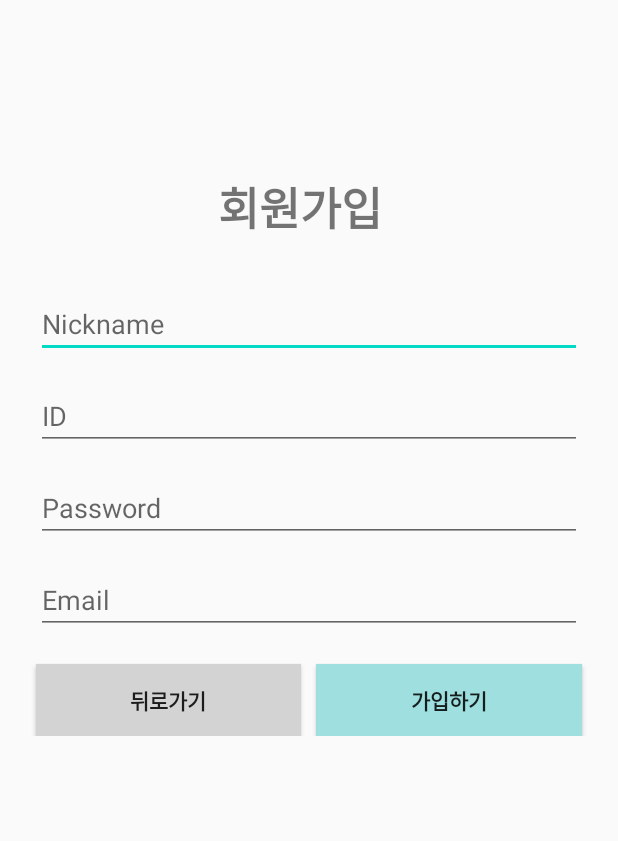
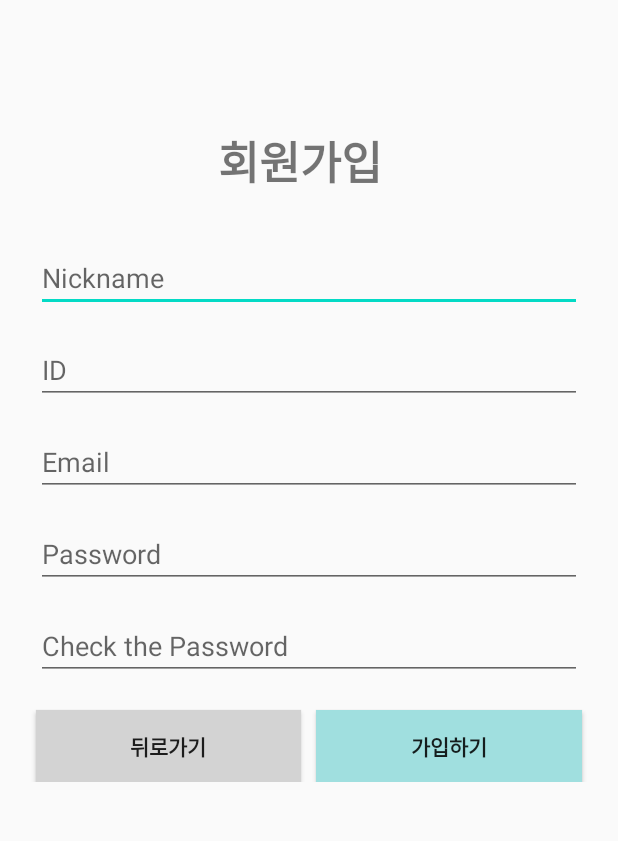
Before and after one commit to tmddus2123/SeeU, an Android app: the screen it shows after launch (RegisterActivity), after a tap on "회원가입", on a phone screen of 412 x 824 dp, the part 120-961 px from its top. Run offline under Robolectric (Android 15) with nearby library versions, the phone set to English and light mode, and no system bars; our stand-ins replace Firebase (no records; nobody signed in at launch, a user with empty details on screens opened directly).

Commit message:
add signup&login condition and check exception

```diff
--- a/app/src/main/java/com/example/seeu/ui/login/LoginActivity.java
+++ b/app/src/main/java/com/example/seeu/ui/login/LoginActivity.java
@@ -3,6 +3,7 @@ package com.example.seeu.ui.login;
 import android.app.Activity;
 import android.content.Intent;
 import android.os.Bundle;
+import android.util.Log;
 import android.view.KeyEvent;
 import android.view.View;
 import android.view.View.OnClickListener;
@@ -20,20 +21,17 @@ import com.example.seeu.MainActivity;
 import com.example.seeu.R;
 import com.example.seeu.RegisterActivity;
 import com.google.android.gms.tasks.OnCompleteListener;
+import com.google.android.gms.tasks.OnFailureListener;
 import com.google.android.gms.tasks.Task;
 import com.google.firebase.auth.AuthResult;
 import com.google.firebase.auth.FirebaseAuth;
 import com.google.firebase.auth.FirebaseUser;
-import com.google.firebase.firestore.FirebaseFirestore;
 
 public class LoginActivity extends Activity {
 
     private ImageView logoView;
     private FirebaseAuth mAuth = FirebaseAuth.getInstance();
-    private FirebaseFirestore mStore = FirebaseFirestore.getInstance();
-    private EditText mNicknameView;
     private EditText mEmailView;
-    private EditText mIDView;
     private EditText mPasswordView;
 
     @Override
@@ -41,11 +39,9 @@ public class LoginActivity extends Activity {
         super.onCreate(savedInstanceState);
         setContentView(R.layout.activity_login);
 
+
         // 로그인 폼 생성
-
-        mIDView = (EditText) findViewById(R.id.ID);
-        mNicknameView = (EditText) findViewById(R.id.Nickname);
-        mEmailView = findViewById(R.id.ID);
+        mEmailView = findViewById(R.id.email);
         mPasswordView = findViewById(R.id.password);
 
         logoView = (ImageView) findViewById(R.id.imageView);
@@ -74,6 +70,15 @@ public class LoginActivity extends Activity {
         mLoginButton.setOnClickListener(new OnClickListener() {
             @Override
             public void onClick(View view) {
+                if(mEmailView.getText().toString().isEmpty()){
+                    Toast.makeText(LoginActivity.this, "email을 입력해주세요.", Toast.LENGTH_SHORT).show();
+                    return;
+                }
+                if(mPasswordView.getText().toString().isEmpty()){
+                    Toast.makeText(LoginActivity.this, "password를 입력해주세요.", Toast.LENGTH_SHORT).show();
+                    return;
+                }
+
                 mAuth.signInWithEmailAndPassword(mEmailView.getText().toString(), mPasswordView.getText().toString())
                         .addOnCompleteListener(LoginActivity.this, new OnCompleteListener<AuthResult>() {
                             @Override
--- a/app/src/main/res/layout/activity_login.xml
+++ b/app/src/main/res/layout/activity_login.xml
@@ -28,14 +28,14 @@
             app:srcCompat="@drawable/small_logo" />
 
         <EditText
-        android:id="@+id/ID"
+        android:id="@+id/email"
         android:layout_width="match_parent"
         android:layout_height="wrap_content"
         android:layout_marginStart="24dp"
         android:layout_marginTop="16dp"
         android:layout_marginEnd="24dp"
 
-        android:hint="@string/prompt_ID"
+        android:hint="Email"
         android:inputType="textEmailAddress"
         android:selectAllOnFocus="true"
         app:layout_constraintEnd_toEndOf="parent"
--- a/app/src/main/res/layout/activity_register.xml
+++ b/app/src/main/res/layout/activity_register.xml
@@ -52,6 +52,17 @@
             android:layout_marginTop="16dp"
             android:layout_marginLeft="24dp" />
 
+
+        <EditText
+            android:id="@+id/EMAIL"
+            android:layout_width="match_parent"
+            android:layout_height="wrap_content"
+            android:ems="10"
+            android:hint="Email"
+            android:layout_marginStart="24dp"
+            android:layout_marginEnd="24dp"
+            android:layout_marginTop="16dp"/>
+
         <EditText
             android:id="@+id/PW"
             android:layout_width="match_parent"
@@ -62,13 +73,12 @@
             android:layout_marginEnd="24dp"
             android:layout_marginTop="16dp"/>
 
-
         <EditText
-            android:id="@+id/Email"
+            android:id="@+id/PW2"
             android:layout_width="match_parent"
             android:layout_height="wrap_content"
             android:ems="10"
-            android:hint="Email"
+            android:hint="Check the Password"
             android:layout_marginStart="24dp"
             android:layout_marginEnd="24dp"
             android:layout_marginTop="16dp"/>
```
Also changed, not shown: app/src/main/java/com/example/seeu/RegisterActivity.java (+58 -16 lines).
